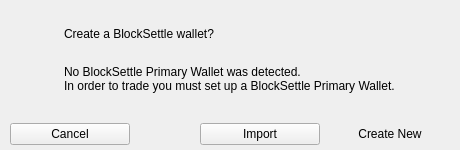
This is BlockSettleUILib/CreatePrimaryWalletPrompt.ui in BlockSettle/terminal as Qt 5 draws it before an edit. The edited form follows.
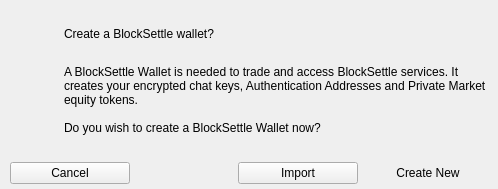
This is the edited form. Icons and pictures are not drawn.

Commit message: Update CreatePrimaryWalletPrompt text

Patch:
```diff
--- a/BlockSettleUILib/CreatePrimaryWalletPrompt.ui
+++ b/BlockSettleUILib/CreatePrimaryWalletPrompt.ui
@@ -6,8 +6,8 @@
    <rect>
     <x>0</x>
     <y>0</y>
-    <width>460</width>
-    <height>150</height>
+    <width>498</width>
+    <height>189</height>
    </rect>
   </property>
   <property name="windowTitle">
@@ -53,12 +53,16 @@
          </sizepolicy>
         </property>
         <property name="text">
-         <string>No BlockSettle Primary Wallet was detected.
-In order to trade you must set up a BlockSettle Primary Wallet.</string>
+         <string>A BlockSettle Wallet is needed to trade and access BlockSettle services. It creates your encrypted chat keys, Authentication Addresses and Private Market equity tokens.
+
+Do you wish to create a BlockSettle Wallet now?</string>
         </property>
         <property name="alignment">
          <set>Qt::AlignLeading|Qt::AlignLeft|Qt::AlignTop</set>
         </property>
+        <property name="wordWrap">
+         <bool>true</bool>
+        </property>
        </widget>
       </item>
       <item row="1" column="0">
```
